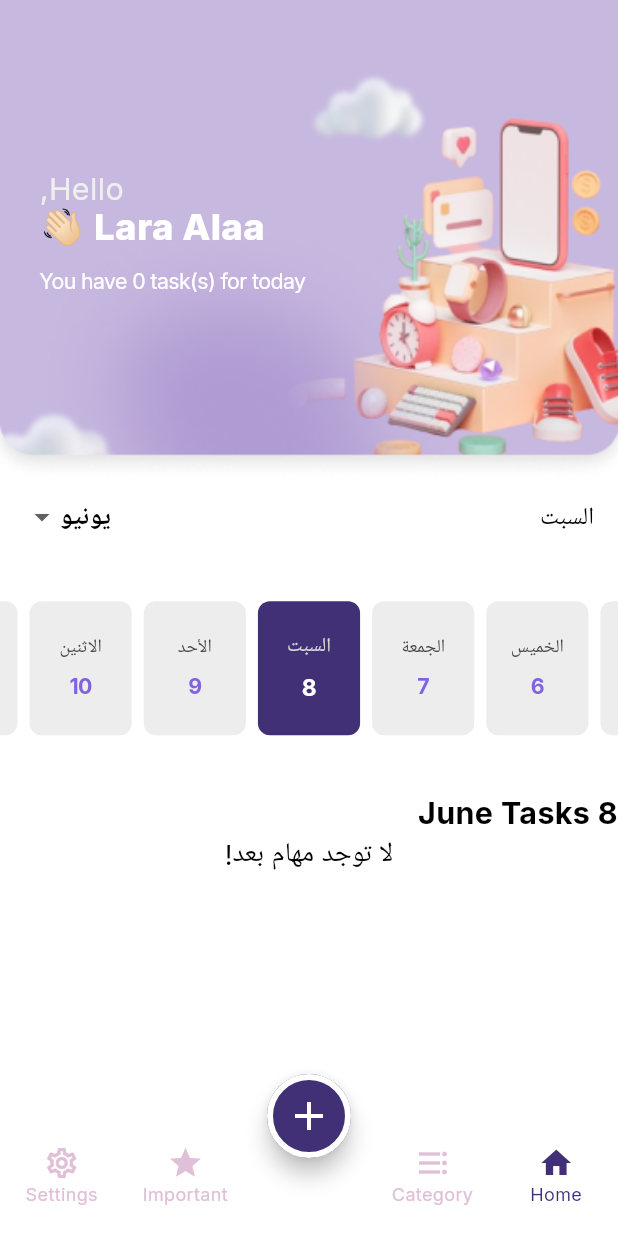
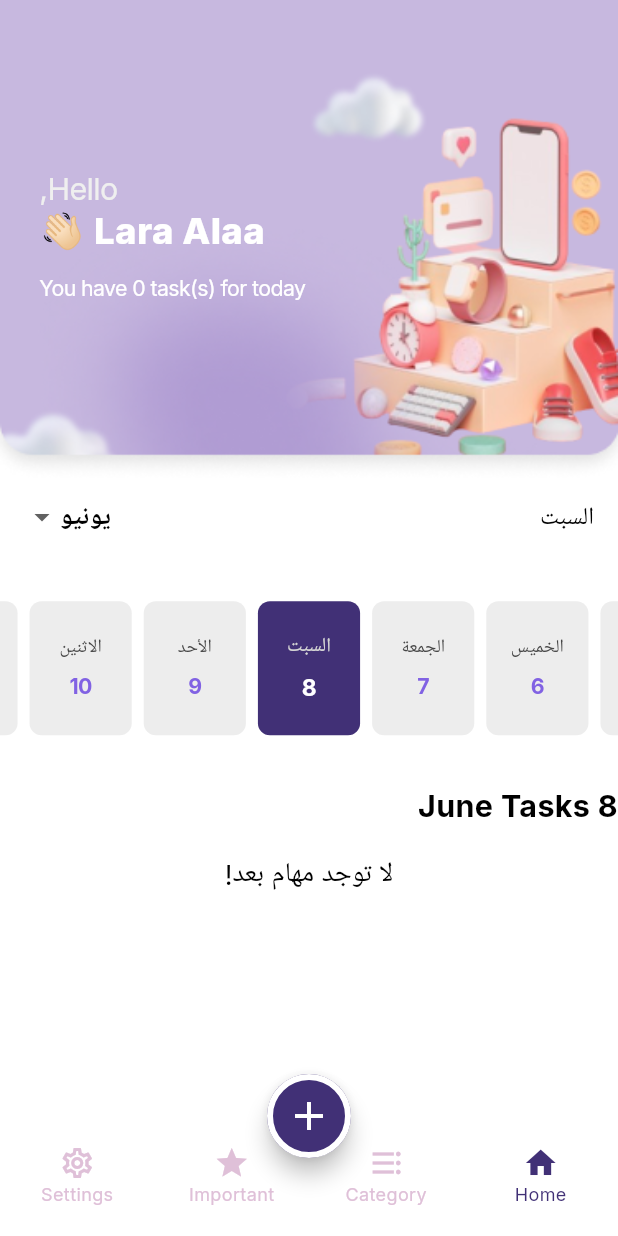
Before and after one commit to Mariam-Elkhelawy/TYDOO, a Flutter app: the HomeScreen screen opened by its route, on a phone screen of 412 x 824 dp. Run offline on Flutter 3.47's test engine with Material 3 defaults, Android fonts, the light colour scheme and no system bars; drawn by our look-alikes of easy_date_timeline; our stand-ins replace animated_custom_dropdown, another_flutter_splash_screen, cloud_firestore, firebase_auth, firebase_core, firebase_crashlytics and 4 more; accounts and stored records are empty; generated files the repository leaves out were written again.

Commit message:
change colors

```diff
--- a/lib/features/home/home_tab.dart
+++ b/lib/features/home/home_tab.dart
@@ -26,7 +26,6 @@ class _HomeTabState extends State<HomeTab> {
 
   @override
   Widget build(BuildContext context) {
-    var theme = Theme.of(context);
     var local = AppLocalizations.of(context)!;
     var provider = Provider.of<MyProvider>(context);
 
@@ -40,7 +39,6 @@ class _HomeTabState extends State<HomeTab> {
             ),
           );
         }
-
         if (snapshot.hasError) {
           return Center(
             child: Text(local.isError),
@@ -65,11 +63,12 @@ class _HomeTabState extends State<HomeTab> {
                     left: 24.w,
                     child: Text(
                       'Hello,',
-                      style: AppStyles.bodyL.copyWith(fontWeight: FontWeight.w400,color: AppColor.helloColor)
+                      style: AppStyles.regularText.copyWith(
+                          color: AppColor.helloColor, fontSize: 20.sp),
                     ),
                   ),
                   Positioned(
-                    top: 132.h,
+                    top: 135.h,
                     left: 24.w,
                     child: Text(
                       'Lara Alaa 👋🏻',
@@ -77,11 +76,12 @@ class _HomeTabState extends State<HomeTab> {
                     ),
                   ),
                   Positioned(
-                    top: 175.h,
+                    top: 180.h,
                     left: 24.w,
                     child: Text(
                       'You have ${tasks.length} task(s) for today',
-                      style: AppStyles.regularText.copyWith(fontSize: 14.sp,color: AppColor.whiteColor),
+                      style: AppStyles.regularText.copyWith(
+                          fontSize: 14.sp, color: AppColor.whiteColor),
                     ),
                   ),
                 ],
@@ -189,7 +189,7 @@ class _HomeTabState extends State<HomeTab> {
               //   ),
               // ),
               Padding(
-                padding: EdgeInsets.only(left: 16.w, top: 29.h),
+                padding: EdgeInsets.only(left: 16.w, top: 24.h,bottom: 18.h),
                 child: Text(
                     '${DateFormat('d MMMM').format(DateUtils.dateOnly(focusDate))} Tasks',
                     style: AppStyles.bodyL),
--- a/lib/features/home_screen.dart
+++ b/lib/features/home_screen.dart
@@ -4,7 +4,7 @@ import 'package:todo_app/app_theme.dart';
 import 'package:todo_app/features/home/home_tab.dart';
 import 'package:todo_app/features/settings/settings_screen.dart';
 import 'package:todo_app/features/tasks/add_task_bottom_sheet.dart';
-import 'package:todo_app/features/tasks/task_screen.dart';
+import 'package:todo_app/features/tasks/category_tab.dart';
 import 'package:todo_app/providers/my_provider.dart';
 
 class HomeScreen extends StatelessWidget {
@@ -61,7 +61,7 @@ class HomeScreen extends StatelessWidget {
             BottomNavigationBarItem(icon: Icon(Icons.home), label: 'Home'),
             BottomNavigationBarItem(
                 icon: Icon(Icons.format_list_bulleted), label: 'Category'),
-            BottomNavigationBarItem(icon: Icon(Icons.add,color: Colors.white,), label: ''),
+            // BottomNavigationBarItem(icon: Icon(Icons.add,color: Colors.white,), label: ''),
             BottomNavigationBarItem(icon: Icon(Icons.star), label: 'Important'),
             BottomNavigationBarItem(
                 icon: Icon(Icons.settings_outlined), label: 'Settings'),
@@ -75,7 +75,7 @@ class HomeScreen extends StatelessWidget {
 
 List<Widget> screens = [
   const HomeTab(),
-  const TaskScreen(),
+  const CategoryTab(),
   SettingsScreen(),
   SettingsScreen(),
 ];
--- a/lib/features/models/task_model.dart
+++ b/lib/features/models/task_model.dart
@@ -1,28 +1,35 @@
+import 'package:flutter/material.dart';
+
 class TaskModel {
   String id;
   String title;
   String description;
   DateTime date;
+  Color taskColor;
   bool isDone;
   String userId;
-  TaskModel(
-      {required this.id ,
+
+  TaskModel({
+    required this.id,
     required this.title,
     required this.date,
     required this.description,
     this.isDone = false,
-       required this.userId
+    required this.taskColor,
+    required this.userId,
   });
 
-  TaskModel.fromJson(Map<String, dynamic> json)
-      : this(
+  factory TaskModel.fromJson(Map<String, dynamic> json) {
+    return TaskModel(
       title: json['title'],
       date: DateTime.fromMillisecondsSinceEpoch(json['date']),
       description: json['description'],
       id: json['id'],
       isDone: json['isDone'],
-             userId: json['userId']
+      taskColor: hexToColor(json['taskColor']),
+      userId: json['userId'],
     );
+  }
 
   Map<String, dynamic> toJson() {
     return {
@@ -31,7 +38,15 @@ class TaskModel {
       'description': description,
       'id': id,
       'isDone': isDone,
-       'userId': userId
+      'taskColor': taskColor.value.toRadixString(16), // Convert the color back to hex string
+      'userId': userId,
     };
   }
 }
+Color hexToColor(String hex) {
+  hex = hex.replaceAll('#', '');
+  if (hex.length == 6) {
+    hex = 'ff$hex';
+  }
+  return Color(int.parse(hex, radix: 16));
+}
--- a/lib/features/tasks/add_task_bottom_sheet.dart
+++ b/lib/features/tasks/add_task_bottom_sheet.dart
@@ -92,7 +92,7 @@ class _AddTaskBottomSheetState extends State<AddTaskBottomSheet> {
                   },
                   child: Text(
                     DateFormat.yMMMd(
-                            provider.languageCode == 'en' ? 'en' : 'ar')
+                        provider.languageCode == 'en' ? 'en' : 'ar')
                         .format(editProvider.chosenDate),
                     style: GoogleFonts.inter(
                         fontSize: 18, fontWeight: FontWeight.w400),
@@ -106,6 +106,7 @@ class _AddTaskBottomSheetState extends State<AddTaskBottomSheet> {
                           userId: FirebaseAuth.instance.currentUser!.uid,
                           id: '',
                           title: titleController.text,
+                          taskColor: Colors.blue,
                           date: DateUtils.dateOnly(editProvider.chosenDate),
                           description: descriptionController.text);
                       await FirebaseFunctions.addTask(taskModel);
```
Also changed, not shown: lib/features/tasks/category_tab.dart (renamed from lib/features/tasks/task_screen.dart, +4 -4 lines), lib/features/tasks/task_item.dart (+56 -49 lines). Lines whose indentation alone changed are shown as unchanged.
